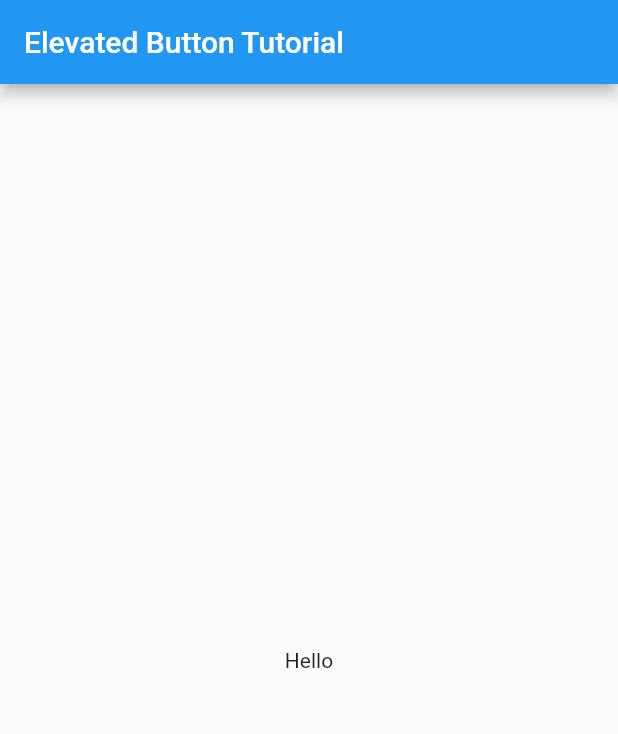
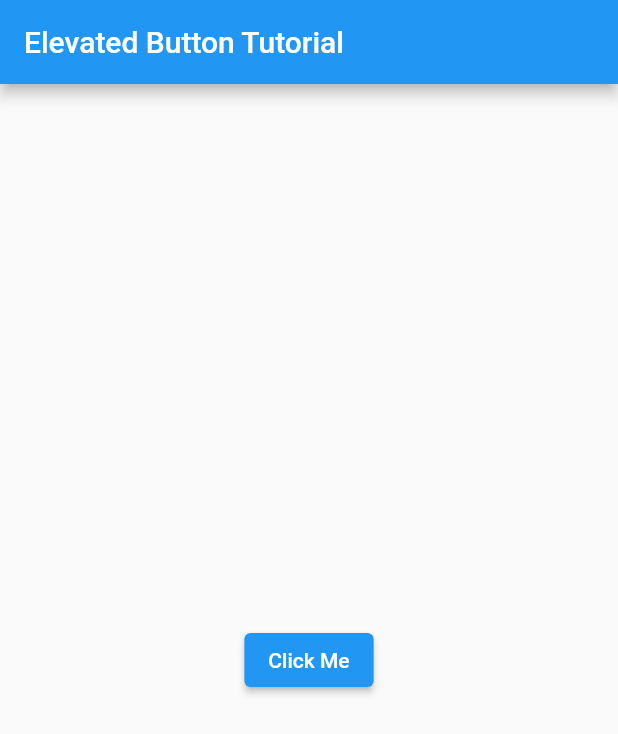
Before and after one commit to maheshpd/Flutter-Tutorial, a Flutter app: the screen it shows after launch, on a phone screen of 412 x 824 dp. Shown: the top 734 px of the screen. Run offline on Flutter 3.47's test engine with Material 2 defaults, Android fonts, the phone set to English and light mode, and no system bars.

Commit message:
Elevated button Done

```diff
--- a/lib/ElevatedButtons.dart
+++ b/lib/ElevatedButtons.dart
@@ -9,8 +9,20 @@ class ElevatedButtons extends StatelessWidget {
       appBar: AppBar(
         title: const Text('Elevated Button Tutorial'),
       ),
-      body: const Center(
-        child: Text('Hello'),
+      body:  Center(
+        child:  Column(
+          mainAxisSize: MainAxisSize.min,
+          children: <Widget>[
+             ElevatedButton(
+              onPressed: () {
+                ScaffoldMessenger.of(context).showSnackBar(
+                  const SnackBar(content: Text('Elevated Button Pressed'))
+                );
+              },
+              child: const Text('Click Me'),
+            )
+          ],
+        )
       ),
     );
   }
```
